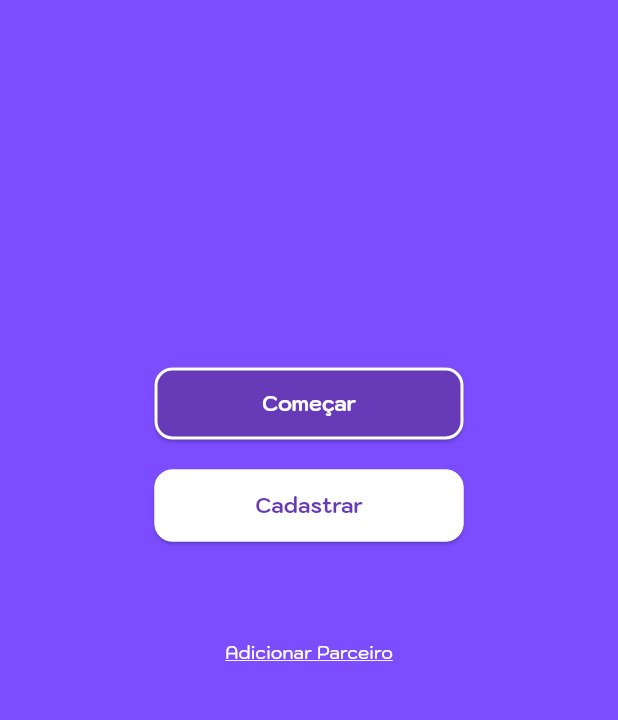
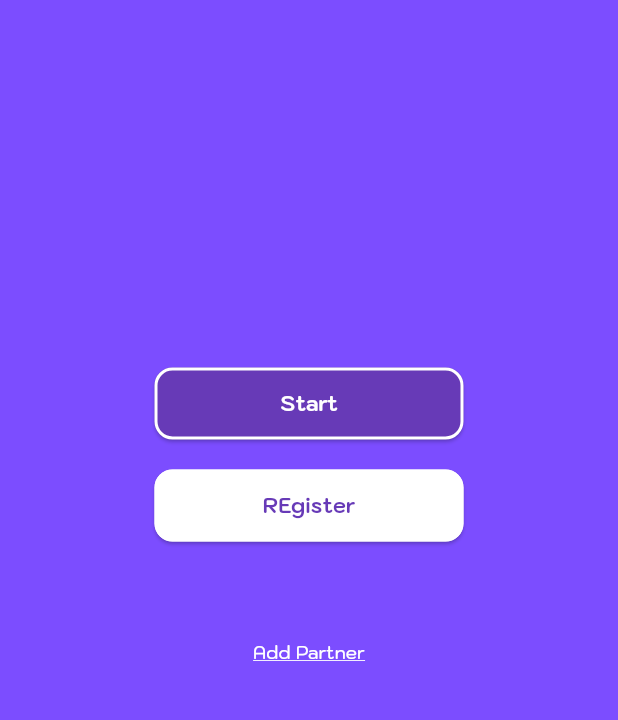
Before and after one commit to joaovvn/matchapp, a Flutter app: the screen it shows after launch, on a phone screen of 412 x 824 dp, the part 180-900 px from its top. Run offline on Flutter 3.47's test engine with Material 3 defaults, Android fonts, the phone set to English and light mode, and no system bars; our stand-ins replace appinio_swiper, cloud_firestore, firebase_auth, firebase_core, gap, get and 3 more; missing offline and left inert: mobile_scanner; accounts and stored records are empty; generated files the repository leaves out were written again; network calls fail; statements that could not run were skipped.

```diff
--- /dev/null
+++ b/l10n.yaml
@@ -0,0 +1,3 @@
+arb-dir: lib/l10n
+template-arb-file: app_pt.arb
+output-localization-file: app_localizations.dart
--- /dev/null
+++ b/lib/l10n/app_en.arb
@@ -0,0 +1,9 @@
+{
+    "start": "Start",
+    "register": "REgister",
+    "addPartner": "Add Partner",
+    "removePartner": "Remove Partner",
+    "showQR": "Show QR Code to your partner",
+    "readPartnerQR": "Read your partner's QR Code",
+    "readQR": "Read QR Code"
+}
--- /dev/null
+++ b/lib/l10n/app_pt.arb
@@ -0,0 +1,9 @@
+{
+    "start": "Começar",
+    "register": "Cadastrar",
+    "addPartner": "Adicionar Parceiro",
+    "removePartner": "Remover Parceiro",
+    "showQR": "Mostre o QR Code para seu parceiro ler",
+    "readPartnerQR": "Leia o QR Code na tela do seu parceiro",
+    "readQR": "Ler QR Code"
+}
--- a/lib/main.dart
+++ b/lib/main.dart
@@ -1,6 +1,7 @@
 import 'package:firebase_auth/firebase_auth.dart';
 import 'package:flutter/material.dart';
 import 'package:firebase_core/firebase_core.dart';
+import 'package:flutter_gen/gen_l10n/app_localizations.dart';
 import 'package:get/get.dart';
 import 'package:match_app/screens/home/home_screen.dart';
 import 'firebase_options.dart';
@@ -21,6 +22,8 @@ class FoodMatch extends StatelessWidget {
   Widget build(BuildContext context) {
     return GetMaterialApp(
       debugShowCheckedModeBanner: false,
+      localizationsDelegates: AppLocalizations.localizationsDelegates,
+      supportedLocales: AppLocalizations.supportedLocales,
       theme: ThemeData(
           pageTransitionsTheme: const PageTransitionsTheme(builders: {
             TargetPlatform.android: CupertinoPageTransitionsBuilder(),
--- a/lib/screens/home/home_screen.dart
+++ b/lib/screens/home/home_screen.dart
@@ -6,6 +6,7 @@ import 'package:match_app/constants/widget_constants.dart';
 import 'package:match_app/screens/home/controller/home_controller.dart';
 import 'package:match_app/screens/match/food_type_match_screen.dart';
 import 'package:match_app/screens/register/register_screen.dart';
+import 'package:flutter_gen/gen_l10n/app_localizations.dart';
 
 class HomeScreen extends StatefulWidget {
   const HomeScreen({super.key});
@@ -54,9 +55,9 @@ class _HomeScreenState extends State<HomeScreen> {
                                 FunctionConstants().resetVotes();
                                 Get.to(() => const FoodTypeMatchScreen());
                               },
-                                  const Text(
-                                    "Começar",
-                                    style: TextStyle(
+                                  Text(
+                                    AppLocalizations.of(context)!.start,
+                                    style: const TextStyle(
                                         fontWeight: FontWeight.bold,
                                         color: Colors.white),
                                   ),
@@ -66,9 +67,9 @@ class _HomeScreenState extends State<HomeScreen> {
                                   Colors.white,
                                   0.5,
                                   () => Get.to(() => const RegisterScreen()),
-                                  const Text(
-                                    "Cadastrar",
-                                    style: TextStyle(
+                                  Text(
+                                    AppLocalizations.of(context)!.register,
+                                    style: const TextStyle(
                                         color: Colors.deepPurple,
                                         fontWeight: FontWeight.bold),
                                   ),
@@ -87,8 +88,10 @@ class _HomeScreenState extends State<HomeScreen> {
                                   ),
                                   child: Text(
                                     coupleId == null
-                                        ? "Adicionar Parceiro"
-                                        : "Remover Parceiro",
+                                        ? AppLocalizations.of(context)!
+                                            .addPartner
+                                        : AppLocalizations.of(context)!
+                                            .removePartner,
                                     style: const TextStyle(
                                         fontSize: 12,
                                         color: Colors.white,
--- a/pubspec.yaml
+++ b/pubspec.yaml
@@ -46,6 +46,9 @@ dependencies:
   url_launcher: ^6.1.11
   flutter_launcher_icons: ^0.13.1
   get: ^4.6.6
+  flutter_localizations:
+    sdk: flutter
+  intl: any
 
 dev_dependencies:
   flutter_test:
@@ -58,7 +61,6 @@ dev_dependencies:
   # rules and activating additional ones.
   flutter_lints: ^3.0.1
 
-
 flutter_launcher_icons:
   image_path: "assets/icon.png"
   android: true
@@ -70,6 +72,7 @@ flutter_launcher_icons:
 
 # The following section is specific to Flutter packages.
 flutter:
+  generate: true
   fonts:
     - family: Kodchasan
       fonts:
```
Also changed, not shown: lib/screens/home/controller/home_controller.dart (+4 -3 lines), pubspec.lock.
